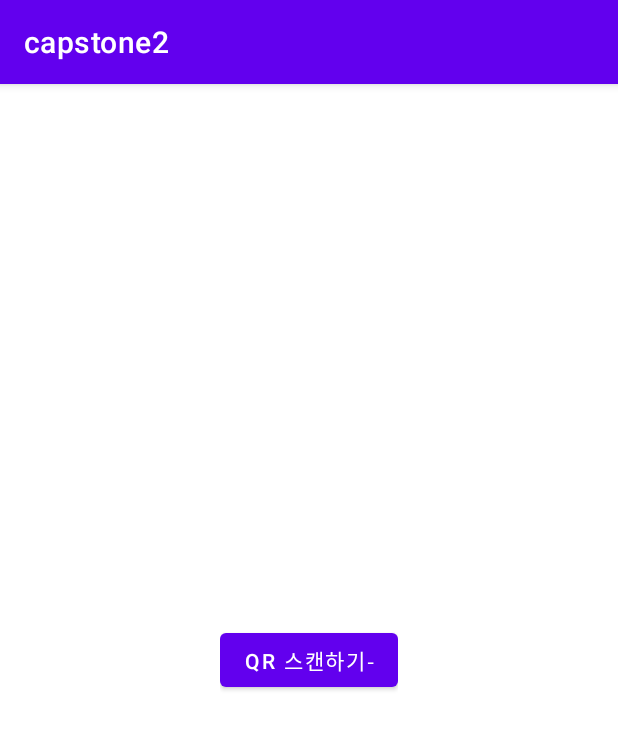
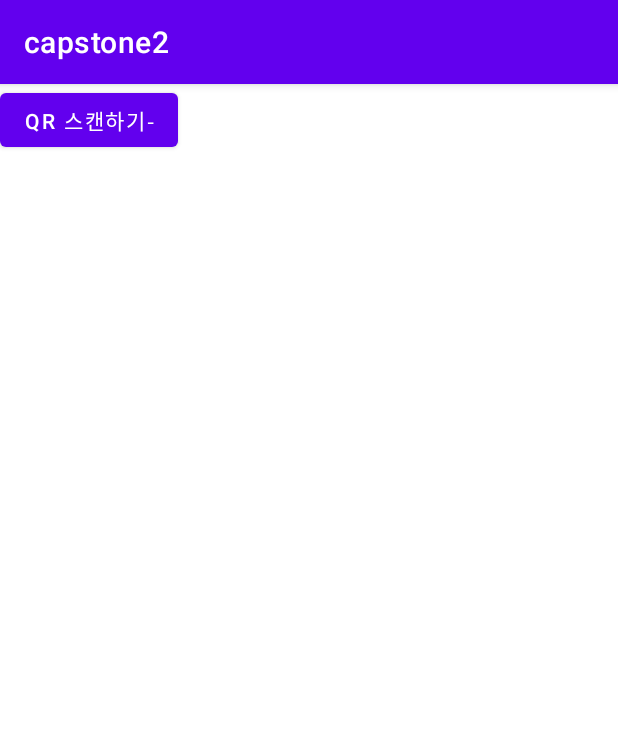
Before and after one commit to teamSCV/qshing-detector, an Android app: the screen it shows after launch (MainActivity), on a phone screen of 412 x 824 dp. Shown: the top 729 px of the screen. Run offline under Robolectric (Android 15) with nearby library versions, the phone set to English and light mode, and no system bars; libraries missing offline, so code that uses them is left out: com.google.zxing.integration.

```diff
--- a/app/src/main/java/com/example/capstone2/MainActivity.java
+++ b/app/src/main/java/com/example/capstone2/MainActivity.java
@@ -1,19 +1,22 @@
 package com.example.capstone2;
 
 import androidx.appcompat.app.AppCompatActivity;
-
+import com.example.capstone2.DataBaseHelper;
 import android.content.Intent;
 import android.os.Bundle;
 import android.view.View;
 import android.widget.Button;
 import com.google.zxing.integration.android.IntentIntegrator;
+import android.database.Cursor;
+import android.database.sqlite.SQLiteDatabase;
+import android.widget.TextView;
 
 public class MainActivity extends AppCompatActivity {
 
     private Button createQRBtn;
     private Button scanQRBtn;
-
-
+    String val = null;
+    TextView link_test;
     @Override
     protected void onCreate(Bundle savedInstanceState) {
         super.onCreate(savedInstanceState);
@@ -33,4 +36,5 @@ public class MainActivity extends AppCompatActivity {
 
 
     }
+
 }
--- a/app/src/main/java/com/example/capstone2/ScanQR.java
+++ b/app/src/main/java/com/example/capstone2/ScanQR.java
@@ -38,4 +38,5 @@ public class ScanQR extends AppCompatActivity {
             super.onActivityResult(requestCode, resultCode, data);
         }
     }
+
 }
--- a/app/src/main/res/layout/activity_inspection_result.xml
+++ b/app/src/main/res/layout/activity_inspection_result.xml
@@ -11,16 +11,14 @@
         android:layout_width="match_parent"
         android:layout_height="wrap_content"
         android:id="@+id/qr_link"
-        android:text="스캔 결과 링크는"
-        android:textColor="#FFFFFF"
+        android:textColor="#000000"
         android:textSize="20sp" />
 
     <TextView
         android:id="@+id/scan_result"
         android:layout_width="match_parent"
         android:layout_height="wrap_content"
-        android:text="스캔 결과 링크는"
-        android:textColor="#FFFFFF"
+        android:textColor="#000000"
         android:textSize="20sp" />
 
     <View
--- a/app/src/main/res/layout/activity_main.xml
+++ b/app/src/main/res/layout/activity_main.xml
@@ -1,24 +1,31 @@
 <?xml version="1.0" encoding="utf-8"?>
-<RelativeLayout
+<LinearLayout
     xmlns:android="http://schemas.android.com/apk/res/android"
     xmlns:tools="http://schemas.android.com/tools"
     android:layout_width="match_parent"
     android:layout_height="match_parent"
     tools:context=".MainActivity">
 
-    <LinearLayout
+
+    <Button
+        android:id="@+id/scanQR"
         android:layout_width="wrap_content"
         android:layout_height="wrap_content"
-        android:layout_centerVertical="true"
-        android:layout_centerHorizontal="true"
-        android:orientation="horizontal">
+        android:text="QR 스캔하기-" />
 
+    <View
 
+        android:layout_width="0dp"
 
-        <Button
-            android:layout_width="wrap_content"
-            android:layout_height="wrap_content"
-            android:text="QR 스캔하기-"
-            android:id="@+id/scanQR"/>
-    </LinearLayout>
-</RelativeLayout>
+        android:layout_height="0dp"
+
+        android:layout_weight="1"
+
+        />
+    <TextView
+        android:id="@+id/url_test"
+        android:layout_width="match_parent"
+        android:layout_height="wrap_content"
+        android:textColor="#000000"
+        android:textSize="20sp" />
+</LinearLayout>
```
Also changed, not shown: app/src/main/java/com/example/capstone2/Inspection_results.java (+13 -6 lines).
